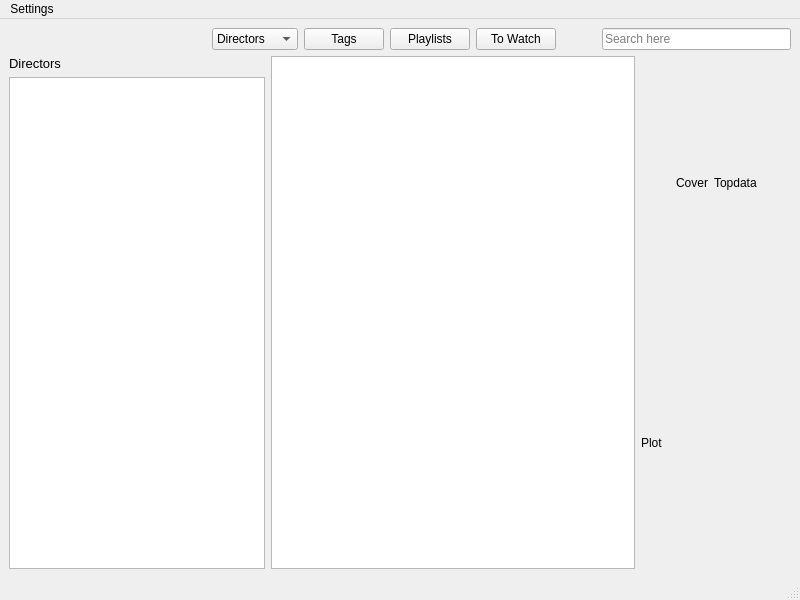
Above: src/MainWindow.ui from ochurlaud/macaw-movies before the change. Below: the same form after it.
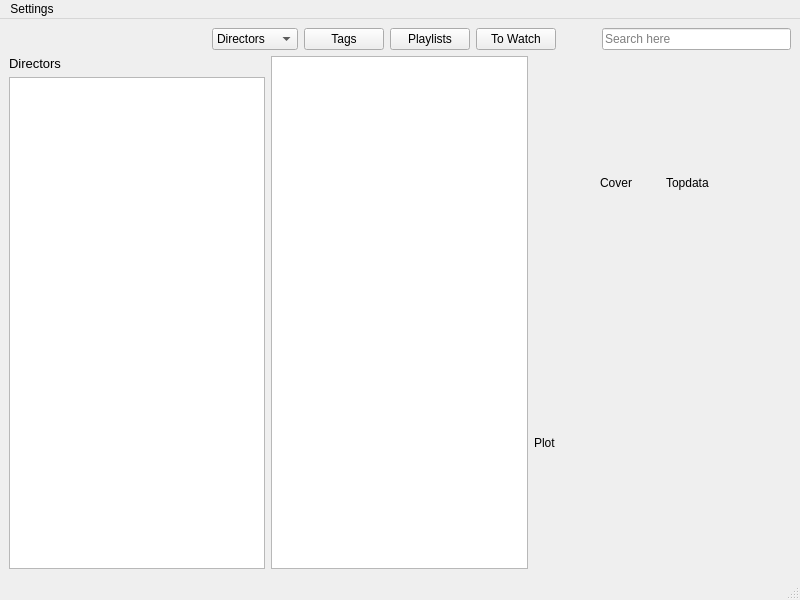
That is the form after the change. Icons and pictures are not drawn.

Commit message: plot is wordwrap = true

```diff
--- a/src/MainWindow.ui
+++ b/src/MainWindow.ui
@@ -141,7 +141,7 @@
       <item>
        <layout class="QHBoxLayout" name="pannelsLayout">
         <property name="sizeConstraint">
-         <enum>QLayout::SetMinAndMaxSize</enum>
+         <enum>QLayout::SetNoConstraint</enum>
         </property>
         <item>
          <layout class="QVBoxLayout" name="verticalLayout_2">
@@ -187,7 +187,7 @@
         <item>
          <widget class="QTableWidget" name="mainPannel">
           <property name="sizePolicy">
-           <sizepolicy hsizetype="Expanding" vsizetype="Expanding">
+           <sizepolicy hsizetype="Preferred" vsizetype="Preferred">
             <horstretch>0</horstretch>
             <verstretch>0</verstretch>
            </sizepolicy>
@@ -195,6 +195,9 @@
           <property name="contextMenuPolicy">
            <enum>Qt::CustomContextMenu</enum>
           </property>
+          <property name="sizeAdjustPolicy">
+           <enum>QAbstractScrollArea::AdjustIgnored</enum>
+          </property>
           <property name="editTriggers">
            <set>QAbstractItemView::EditKeyPressed</set>
           </property>
@@ -256,6 +259,9 @@
             <property name="text">
              <string>Plot</string>
             </property>
+            <property name="wordWrap">
+             <bool>true</bool>
+            </property>
            </widget>
           </item>
           <item row="0" column="1">
```
Left out of the diff: 9 changed lines with no effect on the pictures.
